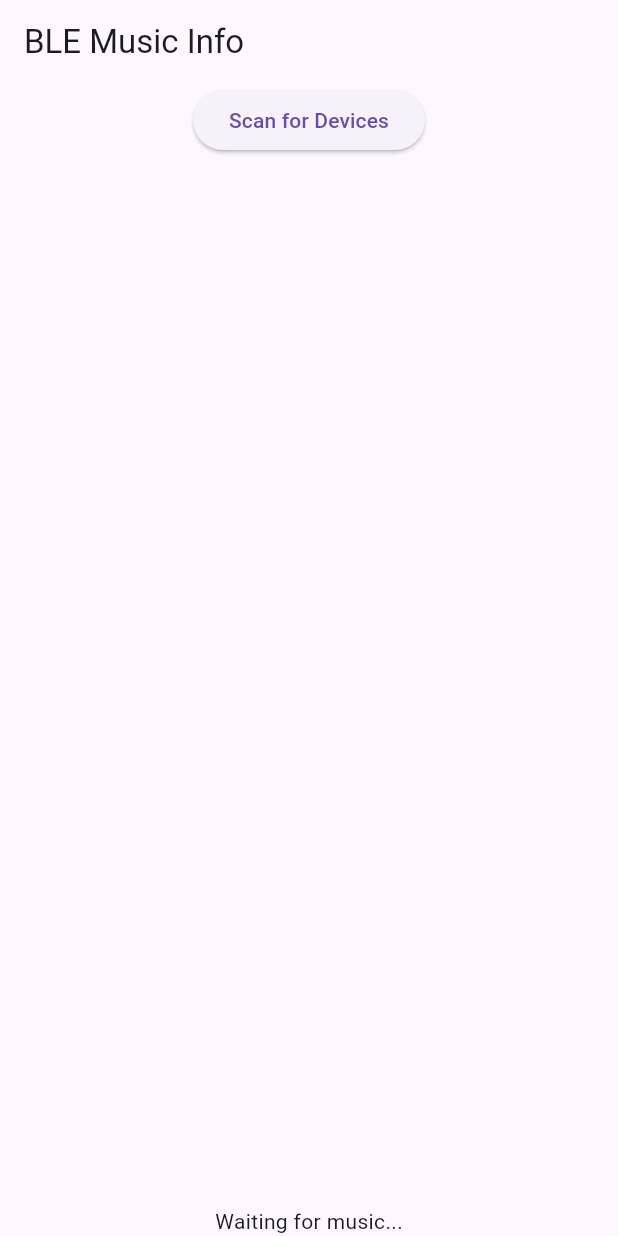
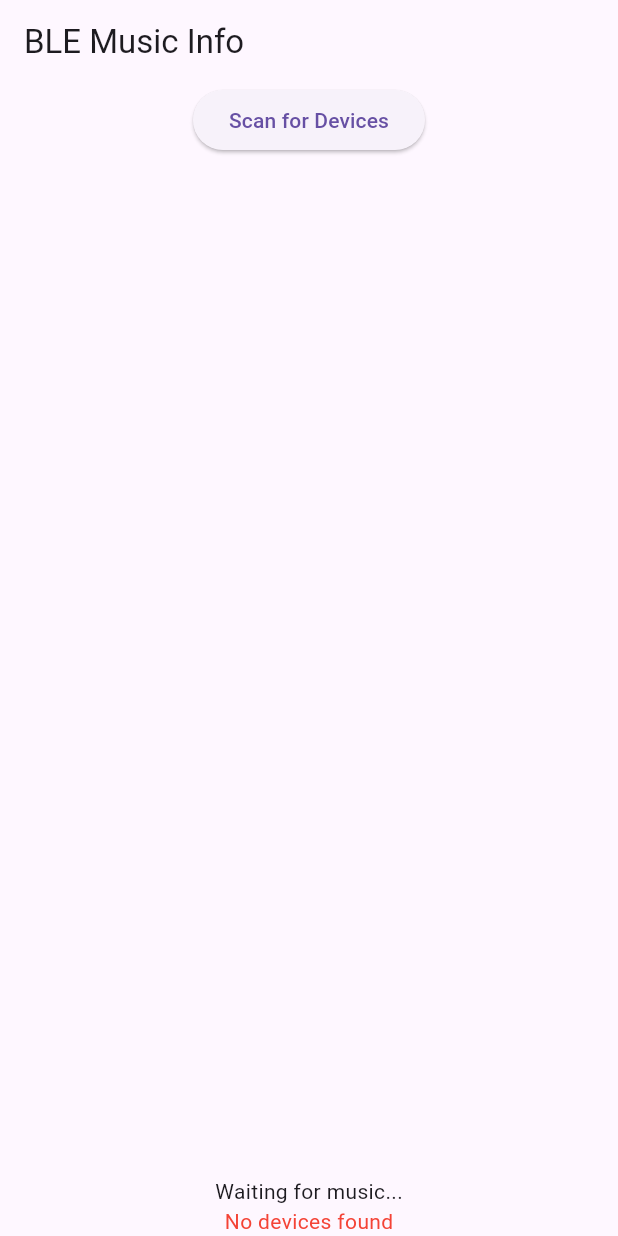
Before and after one commit to maskelog/esp32_music_info, a Flutter app: the screen it shows after launch, after a tap on "Scan for Devices", on a phone screen of 412 x 824 dp. Run offline on Flutter 3.47's test engine with Material 3 defaults, Android fonts, the phone set to English and light mode, and no system bars; our stand-ins replace flutter_blue, permission_handler.

Commit message:
ble 리스트 오류 출력

```diff
--- a/lib/main.dart
+++ b/lib/main.dart
@@ -24,6 +24,7 @@ class MyAppState extends State<MyApp> {
   BluetoothCharacteristic? targetCharacteristic;
 
   String musicInfo = "Waiting for music...";
+  String errorMessage = "";
 
   @override
   void initState() {
@@ -43,17 +44,30 @@ class MyAppState extends State<MyApp> {
       _showMessage("All permissions granted");
     } else {
       _showMessage("Permissions not granted");
+      setState(() {
+        errorMessage = "Permissions not granted";
+      });
     }
   }
 
   void startScanning() {
     devicesList.clear();
+    setState(() {
+      errorMessage = "Starting scan...";
+    });
     flutterBlue.startScan(
       timeout: const Duration(seconds: 10),
       // 필터 추가 - 특정 서비스 UUID로 필터링
       withServices: [Guid("3db02924-b2a6-4d47-be1f-0f90ad62a048")],
     ).then((_) {
-      setState(() {}); // 스캔 완료 후 UI 업데이트
+      setState(() {
+        errorMessage = "Scan completed";
+      }); // 스캔 완료 후 UI 업데이트
+    }).catchError((e) {
+      _showMessage("Error starting scan: $e");
+      setState(() {
+        errorMessage = "Error starting scan: $e";
+      });
     });
 
     flutterBlue.scanResults.listen((results) {
@@ -65,6 +79,16 @@ class MyAppState extends State<MyApp> {
           });
         }
       }
+      if (results.isEmpty) {
+        setState(() {
+          errorMessage = "No devices found";
+        });
+      }
+    }).onError((error) {
+      _showMessage("Error during scan: $error");
+      setState(() {
+        errorMessage = "Error during scan: $error";
+      });
     });
   }
 
@@ -75,6 +99,9 @@ class MyAppState extends State<MyApp> {
       discoverServices();
     } catch (e) {
       _showMessage("Error connecting to device: $e");
+      setState(() {
+        errorMessage = "Error connecting to device: $e";
+      });
     }
   }
 
@@ -99,6 +126,9 @@ class MyAppState extends State<MyApp> {
       }
     } catch (e) {
       _showMessage("Error discovering services: $e");
+      setState(() {
+        errorMessage = "Error discovering services: $e";
+      });
     }
   }
 
@@ -111,6 +141,9 @@ class MyAppState extends State<MyApp> {
       sendMusicInfo(result);
     } catch (e) {
       _showMessage("Error getting music info: $e");
+      setState(() {
+        errorMessage = "Error getting music info: $e";
+      });
     }
   }
 
@@ -122,6 +155,9 @@ class MyAppState extends State<MyApp> {
       await targetCharacteristic!.write(bytes);
     } catch (e) {
       _showMessage("Error sending music info: $e");
+      setState(() {
+        errorMessage = "Error sending music info: $e";
+      });
     }
   }
 
@@ -154,6 +190,11 @@ class MyAppState extends State<MyApp> {
             ),
           ),
           Text(musicInfo),
+          if (errorMessage.isNotEmpty)
+            Text(
+              errorMessage,
+              style: const TextStyle(color: Colors.red),
+            ),
         ],
       ),
     );
```
